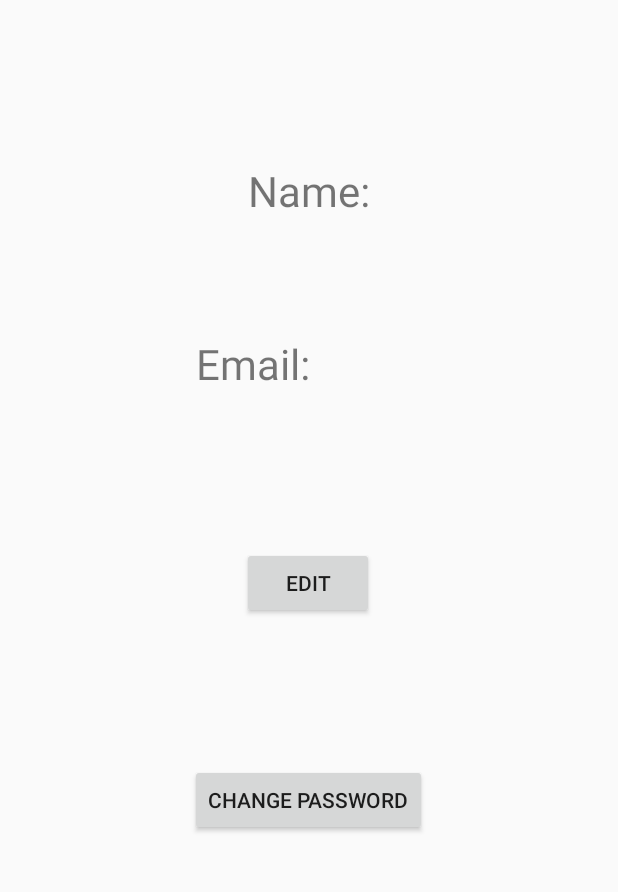
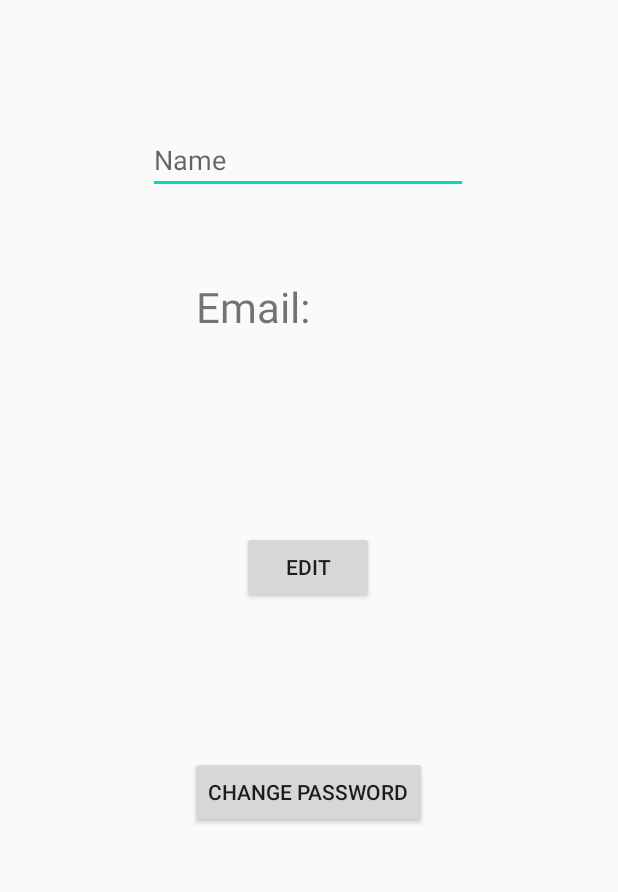
Before and after one commit to mhmnal/gp6, an Android app: the layout activity_profile.xml on its own in the app's theme, with its tools: preview values and no code run, on a phone screen of 412 x 824 dp, the part 256-1148 px from its top. Run offline under Robolectric (Android 15) with nearby library versions, the phone set to English and light mode, and no system bars.

Commit message:
furnishing up things, finsihing part 12

```diff
--- a/app/src/main/res/layout/activity_profile.xml
+++ b/app/src/main/res/layout/activity_profile.xml
@@ -5,18 +5,6 @@
     android:layout_width="match_parent"
     android:layout_height="match_parent"
     tools:context=".ProfileActivity">
-
-    <TextView
-        android:id="@+id/txt_userName"
-        android:layout_width="wrap_content"
-        android:layout_height="wrap_content"
-        android:text=" Name: "
-        android:textSize="28dp"
-        app:layout_constraintBottom_toBottomOf="parent"
-        app:layout_constraintEnd_toEndOf="parent"
-        app:layout_constraintStart_toStartOf="parent"
-        app:layout_constraintTop_toBottomOf="@+id/img_profilePic"
-        app:layout_constraintVertical_bias="0.176" />
 
     <TextView
         android:id="@+id/txt_userEmail"
@@ -28,8 +16,8 @@
         app:layout_constraintEnd_toEndOf="parent"
         app:layout_constraintHorizontal_bias="0.498"
         app:layout_constraintStart_toStartOf="parent"
-        app:layout_constraintTop_toBottomOf="@+id/txt_userName"
-        app:layout_constraintVertical_bias="0.168" />
+        app:layout_constraintTop_toBottomOf="@+id/etNameProfile"
+        app:layout_constraintVertical_bias="0.118" />
 
     <Button
         android:id="@+id/btn_profileUpdate"
@@ -67,4 +55,17 @@
         app:layout_constraintVertical_bias="0.085"
         app:srcCompat="@drawable/ic_launcher_foreground" />
 
+    <EditText
+        android:id="@+id/etNameProfile"
+        android:layout_width="wrap_content"
+        android:layout_height="wrap_content"
+        android:layout_marginTop="84dp"
+        android:ems="10"
+        android:hint="Name"
+        android:inputType="textPersonName"
+        app:layout_constraintEnd_toEndOf="parent"
+        app:layout_constraintHorizontal_bias="0.497"
+        app:layout_constraintStart_toStartOf="parent"
+        app:layout_constraintTop_toBottomOf="@+id/img_profilePic" />
+
 </androidx.constraintlayout.widget.ConstraintLayout>
--- a/app/src/main/res/layout/activity_registration.xml
+++ b/app/src/main/res/layout/activity_registration.xml
@@ -89,7 +89,7 @@
         app:layout_constraintVertical_bias="0.108" />
 
     <ImageView
-        android:id="@+id/imageView4"
+        android:id="@+id/ivProfilePic"
         android:layout_width="402dp"
         android:layout_height="248dp"
         app:layout_constraintBottom_toTopOf="@+id/et_username"
```
Also changed, not shown: app/src/main/java/com/example/logindemo/ProfileActivity.java (+93 -31 lines), app/src/main/java/com/example/logindemo/RegistrationActivity.java (+9 -10 lines), app/src/main/java/com/example/logindemo/UpdateProfile.java (+69 -2 lines).
